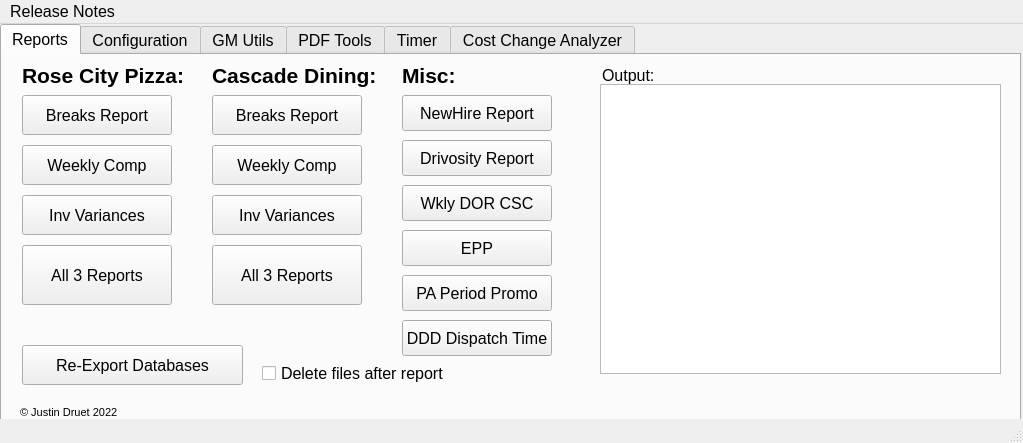
Justind-hub/RoseUtils, file lib/Main_UI.ui: the form before one commit.
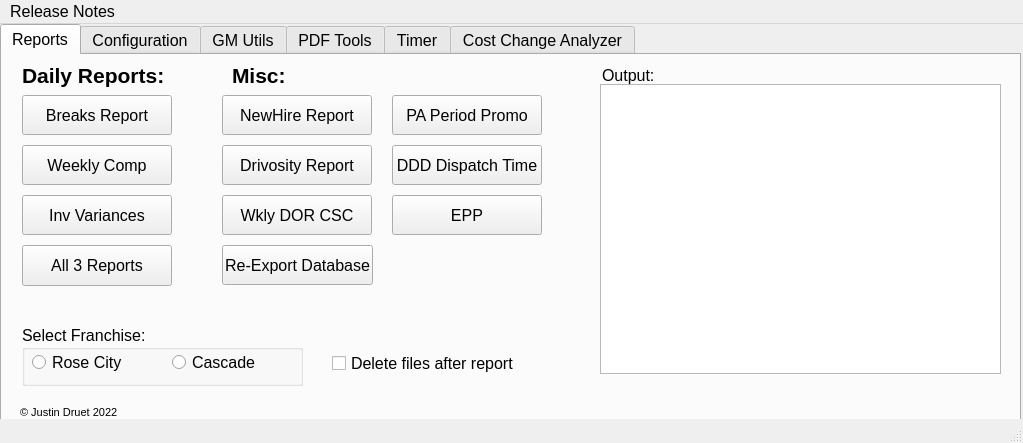
The form after the commit. Icons and pictures are not drawn.

What changed in the file:
```diff
--- a/lib/Main_UI.ui
+++ b/lib/Main_UI.ui
@@ -140,7 +140,7 @@
         <x>20</x>
         <y>190</y>
         <width>150</width>
-        <height>60</height>
+        <height>41</height>
        </rect>
       </property>
       <property name="text">
@@ -150,10 +150,10 @@
      <widget class="QPushButton" name="btn_new_hirercp">
       <property name="geometry">
        <rect>
-        <x>400</x>
+        <x>220</x>
         <y>40</y>
         <width>150</width>
-        <height>36</height>
+        <height>40</height>
        </rect>
       </property>
       <property name="toolTip">
@@ -179,10 +179,10 @@
      <widget class="QPushButton" name="btn_drivosity">
       <property name="geometry">
        <rect>
-        <x>400</x>
-        <y>85</y>
+        <x>220</x>
+        <y>90</y>
         <width>150</width>
-        <height>36</height>
+        <height>40</height>
        </rect>
       </property>
       <property name="toolTip">
@@ -195,10 +195,10 @@
      <widget class="QPushButton" name="btn_weekly_dor">
       <property name="geometry">
        <rect>
-        <x>400</x>
-        <y>130</y>
+        <x>220</x>
+        <y>140</y>
         <width>150</width>
-        <height>36</height>
+        <height>40</height>
        </rect>
       </property>
       <property name="toolTip">
@@ -211,10 +211,10 @@
      <widget class="QPushButton" name="btn_epp">
       <property name="geometry">
        <rect>
-        <x>400</x>
-        <y>175</y>
+        <x>390</x>
+        <y>140</y>
         <width>150</width>
-        <height>36</height>
+        <height>40</height>
        </rect>
       </property>
       <property name="toolTip">
@@ -241,16 +241,16 @@
        </font>
       </property>
       <property name="text">
-       <string>Rose City Pizza:</string>
+       <string>Daily Reports:</string>
       </property>
      </widget>
      <widget class="QPushButton" name="btn_PA_Promo">
       <property name="geometry">
        <rect>
-        <x>400</x>
-        <y>220</y>
+        <x>390</x>
+        <y>40</y>
         <width>150</width>
-        <height>36</height>
+        <height>40</height>
        </rect>
       </property>
       <property name="toolTip">
@@ -260,106 +260,10 @@
        <string>PA Period Promo</string>
       </property>
      </widget>
-     <widget class="QPushButton" name="btn_all3ccd">
-      <property name="geometry">
-       <rect>
-        <x>210</x>
-        <y>190</y>
-        <width>150</width>
-        <height>60</height>
-       </rect>
-      </property>
-      <property name="text">
-       <string>All 3 Reports</string>
-      </property>
-     </widget>
-     <widget class="QLabel" name="label_11">
-      <property name="geometry">
-       <rect>
-        <x>210</x>
-        <y>5</y>
-        <width>181</width>
-        <height>30</height>
-       </rect>
-      </property>
-      <property name="font">
-       <font>
-        <pointsize>16</pointsize>
-        <weight>75</weight>
-        <bold>true</bold>
-       </font>
-      </property>
-      <property name="text">
-       <string>Cascade Dining:</string>
-      </property>
-     </widget>
-     <widget class="QPushButton" name="btn_targetccd">
-      <property name="geometry">
-       <rect>
-        <x>210</x>
-        <y>140</y>
-        <width>150</width>
-        <height>40</height>
-       </rect>
-      </property>
-      <property name="toolTip">
-       <string>Run the Daily Inventory Variances Report</string>
-      </property>
-      <property name="text">
-       <string>Inv Variances</string>
-      </property>
-     </widget>
-     <widget class="QPushButton" name="btn_weekly_compccd">
-      <property name="geometry">
-       <rect>
-        <x>210</x>
-        <y>90</y>
-        <width>150</width>
-        <height>40</height>
-       </rect>
-      </property>
-      <property name="mouseTracking">
-       <bool>false</bool>
-      </property>
-      <property name="toolTip">
-       <string>Run the Daily Weekly Comps Report</string>
-      </property>
-      <property name="text">
-       <string>Weekly Comp</string>
-      </property>
-      <property name="checkable">
-       <bool>false</bool>
-      </property>
-      <property name="autoDefault">
-       <bool>false</bool>
-      </property>
-      <property name="default">
-       <bool>false</bool>
-      </property>
-      <property name="flat">
-       <bool>false</bool>
-      </property>
-     </widget>
-     <widget class="QPushButton" name="btn_breaksccd">
-      <property name="geometry">
-       <rect>
-        <x>210</x>
-        <y>40</y>
-        <width>150</width>
-        <height>40</height>
-       </rect>
-      </property>
-      <property name="toolTip">
-       <string>Run the Daily Breaks Report</string>
-      </property>
-      <property name="text">
-       <string>Breaks Report</string>
-      </property>
-     </widget>
      <widget class="QLabel" name="label_12">
       <property name="geometry">
        <rect>
-        <x>400</x>
+        <x>230</x>
         <y>5</y>
         <width>71</width>
         <height>30</height>
@@ -379,9 +283,9 @@
      <widget class="QPushButton" name="btn_reexport">
       <property name="geometry">
        <rect>
-        <x>20</x>
-        <y>290</y>
-        <width>221</width>
+        <x>220</x>
+        <y>190</y>
+        <width>151</width>
         <height>40</height>
        </rect>
       </property>
@@ -389,14 +293,14 @@
        <string>Re-export both the RCP and CCD Database files for Drivosity and Breaks</string>
       </property>
       <property name="text">
-       <string>Re-Export Databases</string>
+       <string>Re-Export Database</string>
       </property>
      </widget>
      <widget class="QCheckBox" name="check_delete">
       <property name="geometry">
        <rect>
-        <x>260</x>
-        <y>310</y>
+        <x>330</x>
+        <y>300</y>
         <width>211</width>
         <height>17</height>
        </rect>
@@ -408,10 +312,10 @@
      <widget class="QPushButton" name="btn_DDD">
       <property name="geometry">
        <rect>
-        <x>400</x>
-        <y>265</y>
+        <x>390</x>
+        <y>90</y>
         <width>150</width>
-        <height>36</height>
+        <height>40</height>
        </rect>
       </property>
       <property name="toolTip">
@@ -421,6 +325,45 @@
        <string>DDD Dispatch Time</string>
       </property>
      </widget>
+     <widget class="QGroupBox" name="groupBox">
+      <property name="geometry">
+       <rect>
+        <x>20</x>
+        <y>270</y>
+        <width>281</width>
+        <height>61</height>
+       </rect>
+      </property>
+      <property name="title">
+       <string>Select Franchise:</string>
+      </property>
+      <widget class="QRadioButton" name="radio_CCD">
+       <property name="geometry">
+        <rect>
+         <x>150</x>
+         <y>27</y>
+         <width>91</width>
+         <height>21</height>
+        </rect>
+       </property>
+       <property name="text">
+        <string>Cascade</string>
+       </property>
+      </widget>
+      <widget class="QRadioButton" name="radio_RCP">
+       <property name="geometry">
+        <rect>
+         <x>10</x>
+         <y>27</y>
+         <width>101</width>
+         <height>21</height>
+        </rect>
+       </property>
+       <property name="text">
+        <string>Rose City</string>
+       </property>
+      </widget>
+     </widget>
     </widget>
     <widget class="QWidget" name="Settings">
      <attribute name="title">
```
